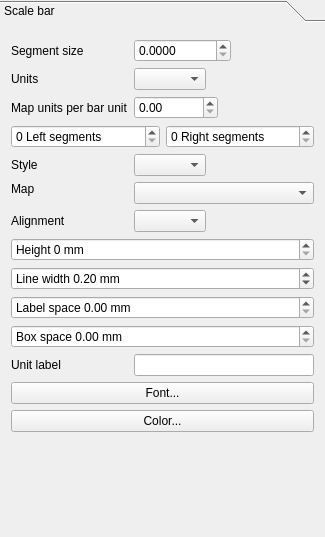
Qt form src/ui/qgscomposerscalebarwidgetbase.ui (kadas-albireo/kadas-albireo) before a commit.
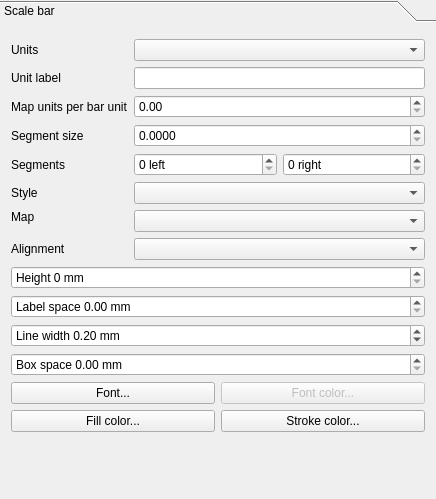
The same form after that commit.

Commit message: starting to refresh the scalebar composer item

Patch:
```diff
--- a/src/ui/qgscomposerscalebarwidgetbase.ui
+++ b/src/ui/qgscomposerscalebarwidgetbase.ui
@@ -6,8 +6,8 @@
    <rect>
     <x>0</x>
     <y>0</y>
-    <width>325</width>
-    <height>537</height>
+    <width>436</width>
+    <height>499</height>
    </rect>
   </property>
   <property name="sizePolicy">
@@ -19,22 +19,25 @@
   <property name="windowTitle">
    <string>Barscale Options</string>
   </property>
-  <layout class="QGridLayout" name="gridLayout">
+  <layout class="QVBoxLayout" name="verticalLayout">
    <property name="margin">
     <number>0</number>
    </property>
-   <item row="0" column="0">
+   <item>
     <widget class="QToolBox" name="toolBox">
      <property name="currentIndex">
       <number>0</number>
      </property>
      <widget class="QWidget" name="page">
+      <property name="enabled">
+       <bool>true</bool>
+      </property>
       <property name="geometry">
        <rect>
         <x>0</x>
-        <y>0</y>
-        <width>315</width>
-        <height>501</height>
+        <y>-138</y>
+        <width>415</width>
+        <height>636</height>
        </rect>
       </property>
       <attribute name="label">
@@ -42,31 +45,8 @@
       </attribute>
       <layout class="QFormLayout" name="formLayout">
        <property name="fieldGrowthPolicy">
-        <enum>QFormLayout::ExpandingFieldsGrow</enum>
+        <enum>QFormLayout::AllNonFixedFieldsGrow</enum>
        </property>
-       <item row="0" column="0">
-        <widget class="QLabel" name="mSegmentSizeLabel">
-         <property name="text">
-          <string>Segment size</string>
-         </property>
-         <property name="wordWrap">
-          <bool>true</bool>
-         </property>
-         <property name="buddy">
-          <cstring>mSegmentSizeSpinBox</cstring>
-         </property>
-        </widget>
-       </item>
-       <item row="0" column="1">
-        <widget class="QDoubleSpinBox" name="mSegmentSizeSpinBox">
-         <property name="decimals">
-          <number>4</number>
-         </property>
-         <property name="maximum">
-          <double>9999999999999.000000000000000</double>
-         </property>
-        </widget>
-       </item>
        <item row="1" column="0">
         <widget class="QLabel" name="mUnitsLabel">
          <property name="text">
@@ -74,7 +54,26 @@
          </property>
         </widget>
        </item>
-       <item row="2" column="0">
+       <item row="1" column="1">
+        <widget class="QComboBox" name="mUnitsComboBox"/>
+       </item>
+       <item row="3" column="0">
+        <widget class="QLabel" name="mUnitLabelLabel">
+         <property name="text">
+          <string>Unit label</string>
+         </property>
+         <property name="wordWrap">
+          <bool>true</bool>
+         </property>
+         <property name="buddy">
+          <cstring>mUnitLabelLineEdit</cstring>
+         </property>
+        </widget>
+       </item>
+       <item row="3" column="1">
+        <widget class="QLineEdit" name="mUnitLabelLineEdit"/>
+       </item>
+       <item row="4" column="0">
         <widget class="QLabel" name="mMapUnitsPerBarUnitLabel">
          <property name="text">
           <string>Map units per bar unit</string>
@@ -87,32 +86,62 @@
          </property>
         </widget>
        </item>
-       <item row="2" column="1">
+       <item row="4" column="1">
         <widget class="QDoubleSpinBox" name="mMapUnitsPerBarUnitSpinBox">
          <property name="maximum">
           <double>9999999999999.000000000000000</double>
          </property>
         </widget>
        </item>
-       <item row="3" column="0" colspan="2">
+       <item row="5" column="0">
+        <widget class="QLabel" name="mSegmentSizeLabel">
+         <property name="text">
+          <string>Segment size</string>
+         </property>
+         <property name="wordWrap">
+          <bool>true</bool>
+         </property>
+         <property name="buddy">
+          <cstring>mSegmentSizeSpinBox</cstring>
+         </property>
+        </widget>
+       </item>
+       <item row="5" column="1">
+        <widget class="QDoubleSpinBox" name="mSegmentSizeSpinBox">
+         <property name="decimals">
+          <number>4</number>
+         </property>
+         <property name="maximum">
+          <double>9999999999999.000000000000000</double>
+         </property>
+        </widget>
+       </item>
+       <item row="6" column="0">
+        <widget class="QLabel" name="mSegmentLabel">
+         <property name="text">
+          <string>Segments</string>
+         </property>
+        </widget>
+       </item>
+       <item row="6" column="1">
         <layout class="QHBoxLayout" name="horizontalLayout">
          <item>
           <widget class="QSpinBox" name="mSegmentsLeftSpinBox">
            <property name="suffix">
-            <string> Left segments</string>
+            <string> left</string>
            </property>
           </widget>
          </item>
          <item>
           <widget class="QSpinBox" name="mNumberOfSegmentsSpinBox">
            <property name="suffix">
-            <string> Right segments</string>
+            <string> right</string>
            </property>
           </widget>
          </item>
         </layout>
        </item>
-       <item row="4" column="0">
+       <item row="8" column="0">
         <widget class="QLabel" name="mStyleLabel">
          <property name="text">
           <string>Style</string>
@@ -122,10 +151,10 @@
          </property>
         </widget>
        </item>
-       <item row="4" column="1">
+       <item row="8" column="1">
         <widget class="QComboBox" name="mStyleComboBox"/>
        </item>
-       <item row="5" column="0">
+       <item row="9" column="0">
         <widget class="QLabel" name="mMapLabel">
          <property name="sizePolicy">
           <sizepolicy hsizetype="Expanding" vsizetype="Fixed">
@@ -144,7 +173,7 @@
          </property>
         </widget>
        </item>
-       <item row="5" column="1">
+       <item row="9" column="1">
         <widget class="QComboBox" name="mMapComboBox">
          <property name="enabled">
           <bool>true</bool>
@@ -157,17 +186,17 @@
          </property>
         </widget>
        </item>
-       <item row="6" column="0">
+       <item row="10" column="0">
         <widget class="QLabel" name="mAlignmentLabel">
          <property name="text">
           <string>Alignment</string>
          </property>
         </widget>
        </item>
-       <item row="6" column="1">
+       <item row="10" column="1">
         <widget class="QComboBox" name="mAlignmentComboBox"/>
        </item>
-       <item row="7" column="0" colspan="2">
+       <item row="14" column="0" colspan="2">
         <widget class="QSpinBox" name="mHeightSpinBox">
          <property name="suffix">
           <string> mm</string>
@@ -177,7 +206,17 @@
          </property>
         </widget>
        </item>
-       <item row="8" column="0" colspan="2">
+       <item row="15" column="0" colspan="2">
+        <widget class="QDoubleSpinBox" name="mLabelBarSpaceSpinBox">
+         <property name="prefix">
+          <string>Label space </string>
+         </property>
+         <property name="suffix">
+          <string> mm</string>
+         </property>
+        </widget>
+       </item>
+       <item row="16" column="0" colspan="2">
         <widget class="QDoubleSpinBox" name="mLineWidthSpinBox">
          <property name="sizePolicy">
           <sizepolicy hsizetype="Expanding" vsizetype="Fixed">
@@ -202,17 +241,7 @@
          </property>
         </widget>
        </item>
-       <item row="9" column="0" colspan="2">
-        <widget class="QDoubleSpinBox" name="mLabelBarSpaceSpinBox">
-         <property name="prefix">
-          <string>Label space </string>
-         </property>
-         <property name="suffix">
-          <string> mm</string>
-         </property>
-        </widget>
-       </item>
-       <item row="10" column="0" colspan="2">
+       <item row="17" column="0" colspan="2">
         <widget class="QDoubleSpinBox" name="mBoxSizeSpinBox">
          <property name="prefix">
           <string>Box space </string>
@@ -222,43 +251,37 @@
          </property>
         </widget>
        </item>
-       <item row="11" column="0">
-        <widget class="QLabel" name="mUnitLabelLabel">
-         <property name="text">
-          <string>Unit label</string>
+       <item row="19" column="0" colspan="2">
+        <layout class="QHBoxLayout" name="horizontalLayout2">
+         <property name="margin">
+          <number>0</number>
          </property>
-         <property name="wordWrap">
-          <bool>true</bool>
-         </property>
-         <property name="buddy">
-          <cstring>mUnitLabelLineEdit</cstring>
-         </property>
-        </widget>
+         <item>
+          <widget class="QPushButton" name="mFontButton">
+           <property name="sizePolicy">
+            <sizepolicy hsizetype="Preferred" vsizetype="Fixed">
+             <horstretch>0</horstretch>
+             <verstretch>0</verstretch>
+            </sizepolicy>
+           </property>
+           <property name="text">
+            <string>Font...</string>
+           </property>
+          </widget>
+         </item>
+         <item>
+          <widget class="QPushButton" name="mFontColorButton">
+           <property name="enabled">
+            <bool>false</bool>
+           </property>
+           <property name="text">
+            <string>Font color...</string>
+           </property>
+          </widget>
+         </item>
+        </layout>
        </item>
-       <item row="11" column="1">
-        <widget class="QLineEdit" name="mUnitLabelLineEdit"/>
-       </item>
-       <item row="12" column="0" colspan="2">
-        <widget class="QPushButton" name="mFontButton">
-         <property name="sizePolicy">
-          <sizepolicy hsizetype="Preferred" vsizetype="Fixed">
-           <horstretch>0</horstretch>
-           <verstretch>0</verstretch>
-          </sizepolicy>
-         </property>
-         <property name="text">
-          <string>Font...</string>
-         </property>
-        </widget>
-       </item>
-       <item row="13" column="0" colspan="2">
-        <widget class="QPushButton" name="mColorPushButton">
-         <property name="text">
-          <string>Color...</string>
-         </property>
-        </widget>
-       </item>
-       <item row="14" column="0" colspan="2">
+       <item row="22" column="0" colspan="2">
         <spacer name="verticalSpacer">
          <property name="orientation">
           <enum>Qt::Vertical</enum>
@@ -271,8 +294,26 @@
          </property>
         </spacer>
        </item>
-       <item row="1" column="1">
-        <widget class="QComboBox" name="mUnitsComboBox"/>
+       <item row="20" column="0" colspan="2">
+        <layout class="QHBoxLayout" name="horizontalLayout3">
+         <property name="margin">
+          <number>0</number>
+         </property>
+         <item>
+          <widget class="QPushButton" name="mColorPushButton">
+           <property name="text">
+            <string>Fill color...</string>
+           </property>
+          </widget>
+         </item>
+         <item>
+          <widget class="QPushButton" name="mStrokeColorPushButton">
+           <property name="text">
+            <string>Stroke color...</string>
+           </property>
+          </widget>
+         </item>
+        </layout>
        </item>
       </layout>
      </widget>
```
The commit also changes 2 other files.
